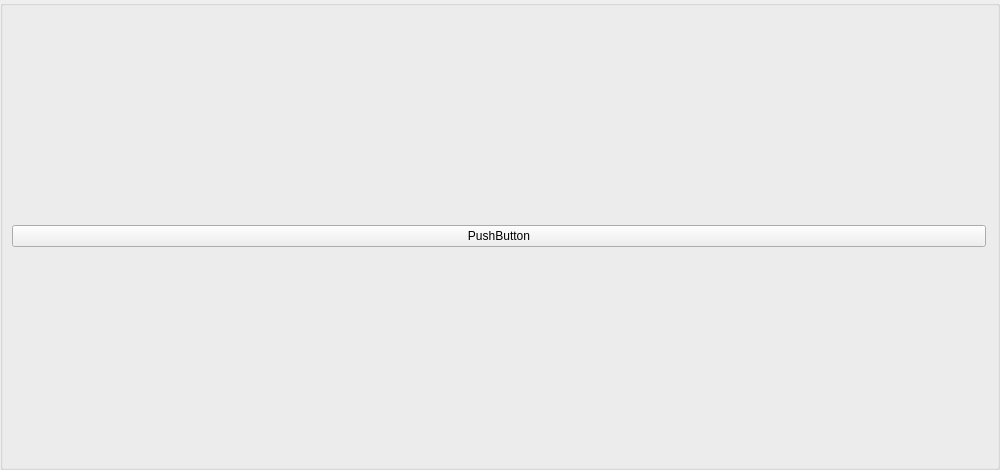
Above: windowstweaks.ui from alexhebri/SwiftBoost before the change. Below: the same form after it.
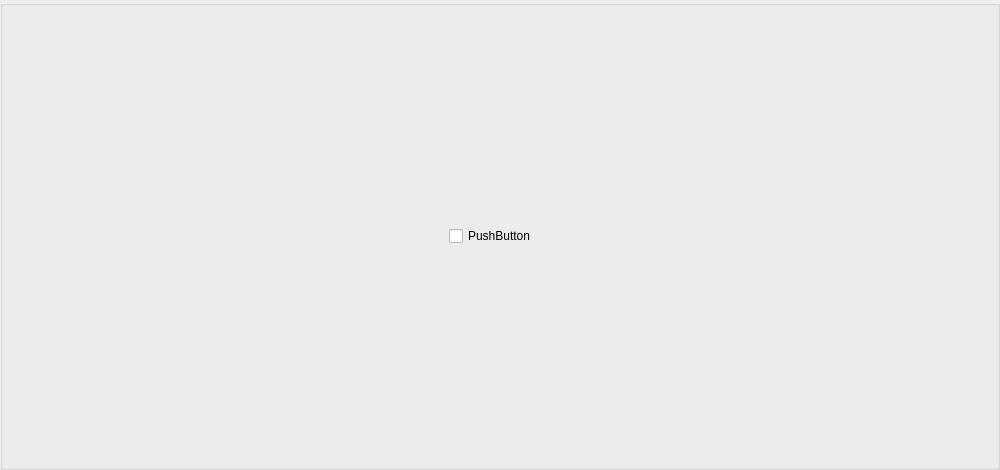
That is the form after the change.

What changed in the file:
```diff
--- a/windowstweaks.ui
+++ b/windowstweaks.ui
@@ -3,7 +3,7 @@
  <class>windowstweaks</class>
  <widget class="QGroupBox" name="windowstweaks">
   <property name="sizePolicy">
-   <sizepolicy hsizetype="Fixed" vsizetype="Fixed">
+   <sizepolicy hsizetype="Minimum" vsizetype="Minimum">
     <horstretch>0</horstretch>
     <verstretch>0</verstretch>
    </sizepolicy>
@@ -34,7 +34,13 @@
     <number>9</number>
    </property>
    <item>
-    <widget class="QPushButton" name="pushButton">
+    <widget class="QCheckBox" name="checkBox">
+     <property name="maximumSize">
+      <size>
+       <width>100</width>
+       <height>100</height>
+      </size>
+     </property>
      <property name="text">
       <string>PushButton</string>
      </property>
```
